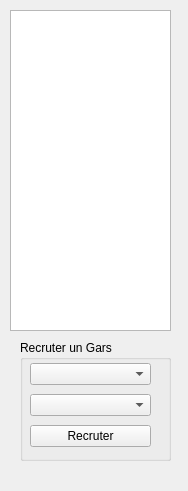
Above: Lecture_BDD/dockwidgetlistemembrebande.ui from brock37/Mordheim before the change. Below: the same form after it.
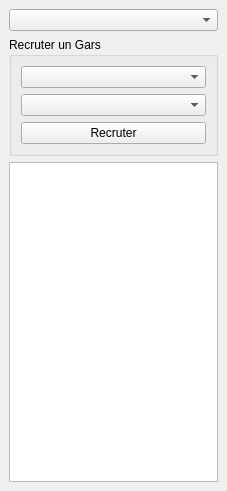
That is the form after the change.

Patch:
```diff
--- a/Lecture_BDD/dockwidgetlistemembrebande.ui
+++ b/Lecture_BDD/dockwidgetlistemembrebande.ui
@@ -6,13 +6,13 @@
    <rect>
     <x>0</x>
     <y>0</y>
-    <width>188</width>
+    <width>227</width>
     <height>491</height>
    </rect>
   </property>
   <property name="minimumSize">
    <size>
-    <width>188</width>
+    <width>227</width>
     <height>491</height>
    </size>
   </property>
@@ -20,33 +20,21 @@
    <string>DockWidget</string>
   </property>
   <widget class="QWidget" name="dockWidgetContents">
+   <layout class="QVBoxLayout" name="verticalLayout">
+    <item>
+     <widget class="QComboBox" name="comboBox_race"/>
+    </item>
+    <item>
    <widget class="QGroupBox" name="groupBox">
-    <property name="geometry">
-     <rect>
-      <x>20</x>
-      <y>340</y>
-      <width>151</width>
-      <height>121</height>
-     </rect>
-    </property>
     <property name="title">
      <string>Recruter un Gars</string>
     </property>
-    <widget class="QWidget" name="verticalLayoutWidget">
-     <property name="geometry">
-      <rect>
-       <x>10</x>
-       <y>20</y>
-       <width>121</width>
-       <height>91</height>
-      </rect>
-     </property>
-     <layout class="QVBoxLayout" name="verticalLayout">
+      <layout class="QVBoxLayout" name="verticalLayout_2">
       <item>
-       <widget class="QComboBox" name="comboBox"/>
+        <widget class="QComboBox" name="comboBox_rang"/>
       </item>
       <item>
-       <widget class="QComboBox" name="comboBox_2"/>
+        <widget class="QComboBox" name="comboBox_unite"/>
       </item>
       <item>
        <widget class="QPushButton" name="pushButton_recruter">
@@ -57,17 +45,11 @@
       </item>
      </layout>
     </widget>
-   </widget>
-   <widget class="QTreeView" name="treeView">
-    <property name="geometry">
-     <rect>
-      <x>10</x>
-      <y>10</y>
-      <width>161</width>
-      <height>321</height>
-     </rect>
-    </property>
-   </widget>
+    </item>
+    <item>
+     <widget class="QTreeView" name="treeView"/>
+    </item>
+   </layout>
   </widget>
  </widget>
  <resources/>
```
Lines whose indentation alone changed are shown as unchanged.
